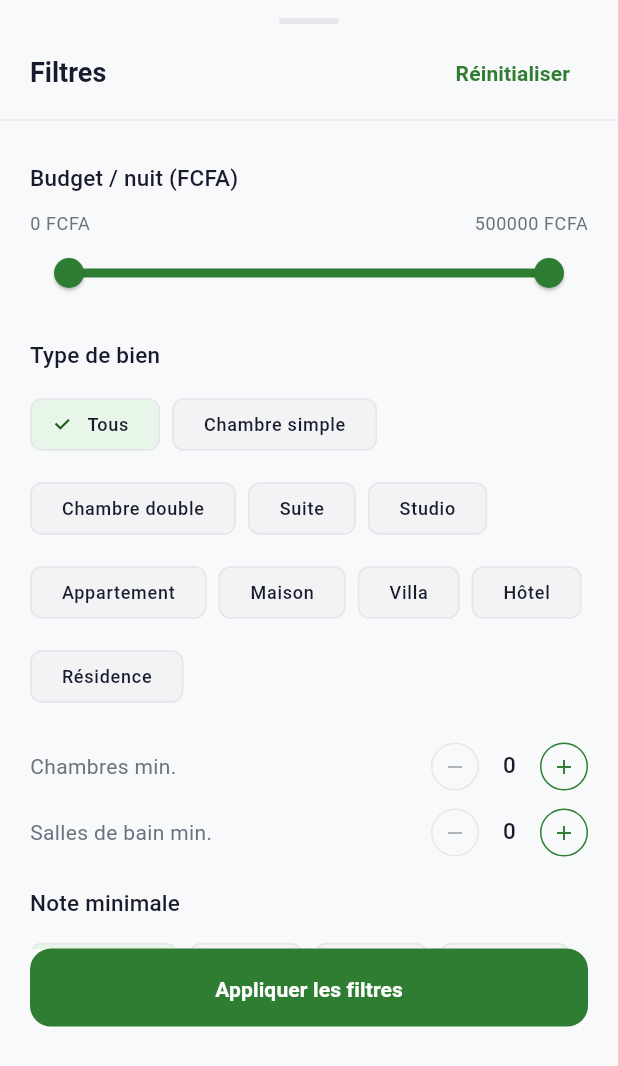
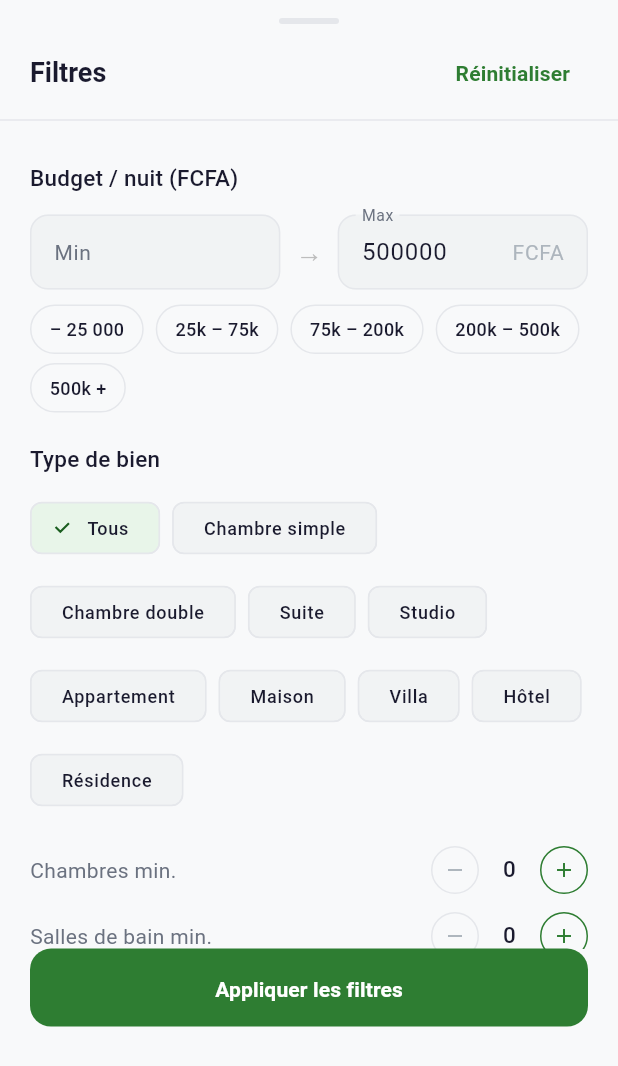
Before and after one commit to awekponfeldos162-sudo/casaimo, a Flutter app: the _FiltersSheet widget shown alone on an empty page, opened directly, on a phone screen of 412 x 824 dp. Shown: the top 1066 px of the screen. Run offline on Flutter 3.47's test engine with Material 3 defaults, Android fonts, the phone set to English and light mode, and no system bars; our stand-ins replace cached_network_image, cloud_firestore, firebase_auth, firebase_core, firebase_storage, flutter_rating_bar and 9 more; accounts and stored records are empty; Roboto replaces fonts that are missing (Poppins).

Commit message:
les rercherche par prix

```diff
--- a/lib/features/search/presentation/screens/search_screen.dart
+++ b/lib/features/search/presentation/screens/search_screen.dart
@@ -115,11 +115,44 @@ class _FiltersSheet extends ConsumerStatefulWidget {
 
 class _FiltersSheetState extends ConsumerState<_FiltersSheet> {
   late SearchFilters _local;
+  late TextEditingController _minCtrl;
+  late TextEditingController _maxCtrl;
+
+  static const _presets = [
+    (label: '– 25 000', min: 0.0, max: 25000.0),
+    (label: '25k – 75k', min: 25000.0, max: 75000.0),
+    (label: '75k – 200k', min: 75000.0, max: 200000.0),
+    (label: '200k – 500k', min: 200000.0, max: 500000.0),
+    (label: '500k +', min: 500000.0, max: 9999999.0),
+  ];
 
   @override
   void initState() {
     super.initState();
     _local = ref.read(searchFiltersProvider);
+    _minCtrl = TextEditingController(text: _local.minPrice > 0 ? _local.minPrice.toInt().toString() : '');
+    _maxCtrl = TextEditingController(text: _local.maxPrice < 9999999 ? _local.maxPrice.toInt().toString() : '');
+  }
+
+  @override
+  void dispose() {
+    _minCtrl.dispose();
+    _maxCtrl.dispose();
+    super.dispose();
+  }
+
+  void _applyPreset(double min, double max) {
+    setState(() {
+      _local = _local.copyWith(minPrice: min, maxPrice: max);
+      _minCtrl.text = min > 0 ? min.toInt().toString() : '';
+      _maxCtrl.text = max < 9999999 ? max.toInt().toString() : '';
+    });
+  }
+
+  void _onPriceChanged() {
+    final min = double.tryParse(_minCtrl.text) ?? 0;
+    final max = double.tryParse(_maxCtrl.text) ?? 9999999;
+    setState(() => _local = _local.copyWith(minPrice: min, maxPrice: max < min ? min : max));
   }
 
   @override
@@ -146,18 +179,78 @@ class _FiltersSheetState extends ConsumerState<_FiltersSheet> {
           const Divider(),
           Expanded(
             child: ListView(controller: scrollCtrl, padding: const EdgeInsets.all(20), children: [
-              // Price range
+              // Prix
               Text('Budget / nuit (FCFA)', style: Theme.of(context).textTheme.titleMedium),
-              const SizedBox(height: 8),
-              Row(mainAxisAlignment: MainAxisAlignment.spaceBetween, children: [
-                Text('${_local.minPrice.toInt()} FCFA', style: Theme.of(context).textTheme.bodySmall),
-                Text('${_local.maxPrice.toInt()} FCFA', style: Theme.of(context).textTheme.bodySmall),
+              const SizedBox(height: 12),
+              Row(children: [
+                Expanded(
+                  child: TextField(
+                    controller: _minCtrl,
+                    keyboardType: TextInputType.number,
+                    onChanged: (_) => _onPriceChanged(),
+                    decoration: InputDecoration(
+                      labelText: 'Min',
+                      hintText: '0',
+                      suffixText: 'FCFA',
+                      border: OutlineInputBorder(borderRadius: BorderRadius.circular(12)),
+                      focusedBorder: OutlineInputBorder(
+                        borderRadius: BorderRadius.circular(12),
+                        borderSide: const BorderSide(color: AppColors.primary, width: 1.5),
+                      ),
+                      contentPadding: const EdgeInsets.symmetric(horizontal: 12, vertical: 12),
+                    ),
+                  ),
+                ),
+                Padding(
+                  padding: const EdgeInsets.symmetric(horizontal: 10),
+                  child: Text('→', style: TextStyle(fontSize: 18, color: Colors.grey.shade400)),
+                ),
+                Expanded(
+                  child: TextField(
+                    controller: _maxCtrl,
+                    keyboardType: TextInputType.number,
+                    onChanged: (_) => _onPriceChanged(),
+                    decoration: InputDecoration(
+                      labelText: 'Max',
+                      hintText: 'Sans limite',
+                      suffixText: 'FCFA',
+                      border: OutlineInputBorder(borderRadius: BorderRadius.circular(12)),
+                      focusedBorder: OutlineInputBorder(
+                        borderRadius: BorderRadius.circular(12),
+                        borderSide: const BorderSide(color: AppColors.primary, width: 1.5),
+                      ),
+                      contentPadding: const EdgeInsets.symmetric(horizontal: 12, vertical: 12),
+                    ),
+                  ),
+                ),
               ]),
-              RangeSlider(
-                values: RangeValues(_local.minPrice, _local.maxPrice),
-                min: 0, max: 500000, divisions: 100,
-                activeColor: AppColors.primary,
-                onChanged: (v) => setState(() => _local = _local.copyWith(minPrice: v.start, maxPrice: v.end)),
+              const SizedBox(height: 10),
+              // Presets rapides
+              Wrap(
+                spacing: 8, runSpacing: 6,
+                children: _presets.map((p) {
+                  final isActive = _local.minPrice == p.min && _local.maxPrice == p.max;
+                  return GestureDetector(
+                    onTap: () => _applyPreset(p.min, p.max),
+                    child: AnimatedContainer(
+                      duration: const Duration(milliseconds: 150),
+                      padding: const EdgeInsets.symmetric(horizontal: 12, vertical: 6),
+                      decoration: BoxDecoration(
+                        color: isActive ? AppColors.primary : Colors.transparent,
+                        borderRadius: BorderRadius.circular(20),
+                        border: Border.all(color: isActive ? AppColors.primary : AppColors.border),
+                      ),
+                      child: Text(
+                        p.label,
+                        style: TextStyle(
+                          fontSize: 12,
+                          fontWeight: isActive ? FontWeight.w700 : FontWeight.w500,
+                          color: isActive ? Colors.white : AppColors.textPrimary,
+                        ),
+                      ),
+                    ),
+                  );
+                }).toList(),
               ),
               const SizedBox(height: 20),
 
```
Also changed, not shown: lib/features/listing/presentation/screens/listing_detail_screen.dart (+52 -40 lines).
